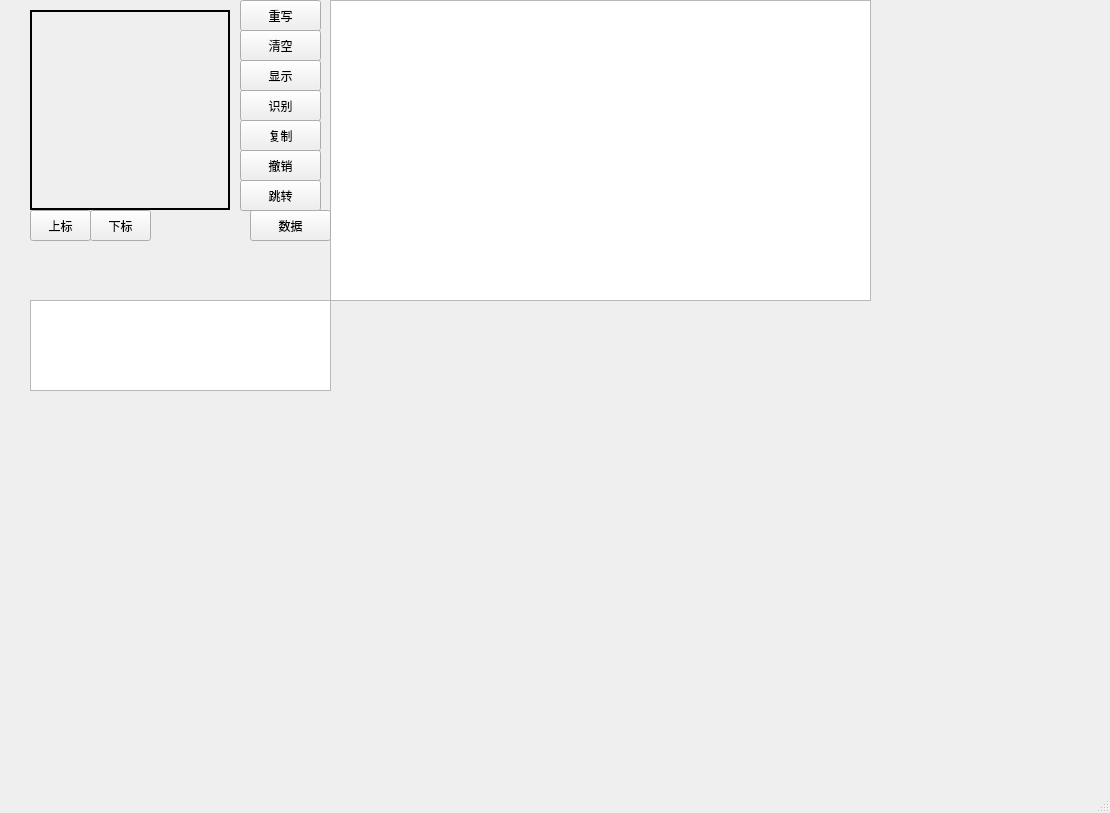
Old version of the form mainwindow.ui in the repository boltma/texer.
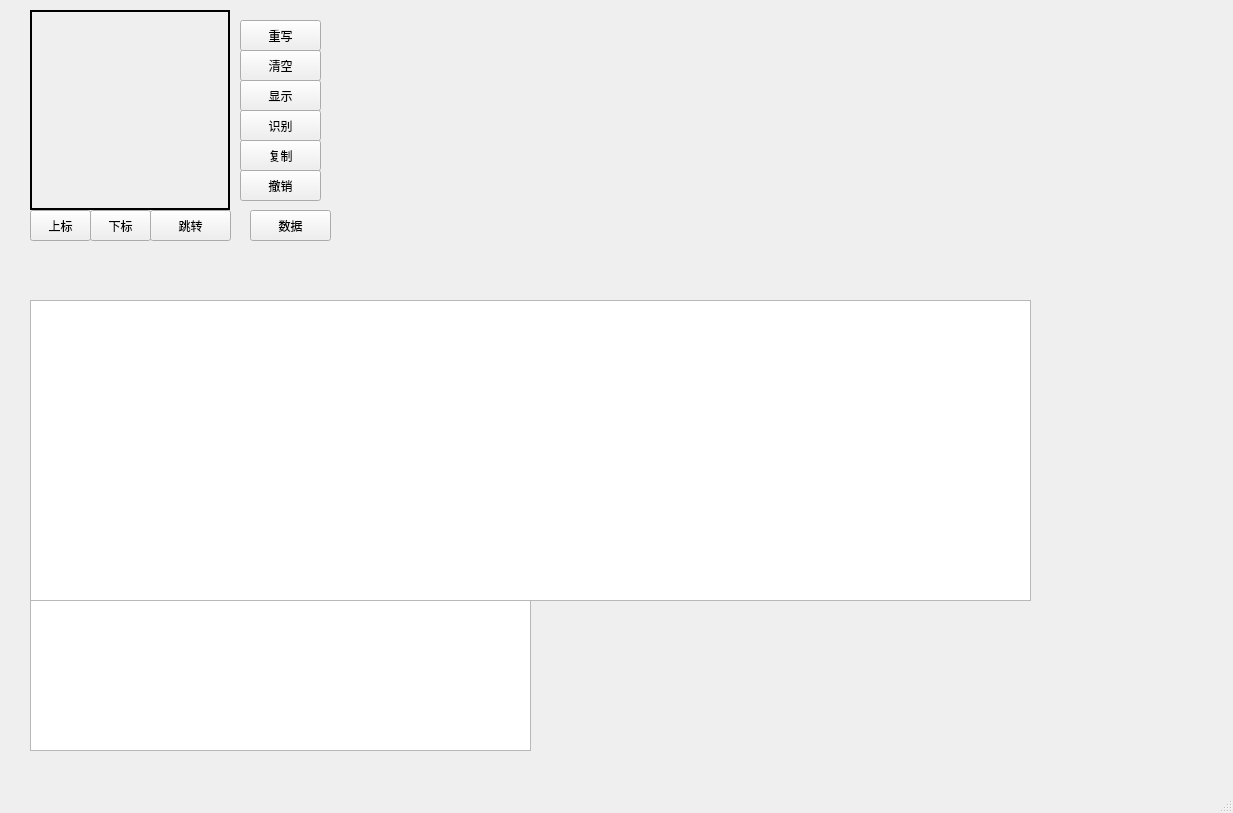
New version of the form. Custom widgets are drawn as their Qt base class.

Diff of the .ui file:
```diff
--- a/mainwindow.ui
+++ b/mainwindow.ui
@@ -6,10 +6,16 @@
    <rect>
     <x>0</x>
     <y>0</y>
-    <width>1110</width>
+    <width>1233</width>
     <height>813</height>
    </rect>
   </property>
+  <property name="minimumSize">
+   <size>
+    <width>1110</width>
+    <height>0</height>
+   </size>
+  </property>
   <property name="windowTitle">
    <string>MainWindow</string>
   </property>
@@ -36,7 +42,7 @@
     <property name="geometry">
      <rect>
       <x>240</x>
-      <y>30</y>
+      <y>50</y>
       <width>81</width>
       <height>31</height>
      </rect>
@@ -49,7 +55,7 @@
     <property name="geometry">
      <rect>
       <x>240</x>
-      <y>90</y>
+      <y>110</y>
       <width>81</width>
       <height>31</height>
      </rect>
@@ -61,9 +67,9 @@
    <widget class="QGraphicsView" name="graphicsView">
     <property name="geometry">
      <rect>
-      <x>330</x>
-      <y>0</y>
-      <width>541</width>
+      <x>30</x>
+      <y>300</y>
+      <width>1001</width>
       <height>301</height>
      </rect>
     </property>
@@ -72,7 +78,7 @@
     <property name="geometry">
      <rect>
       <x>240</x>
-      <y>120</y>
+      <y>140</y>
       <width>81</width>
       <height>31</height>
      </rect>
@@ -85,9 +91,9 @@
     <property name="geometry">
      <rect>
       <x>330</x>
-      <y>300</y>
-      <width>541</width>
-      <height>321</height>
+      <y>0</y>
+      <width>701</width>
+      <height>241</height>
      </rect>
     </property>
    </widget>
@@ -108,7 +114,7 @@
     <property name="geometry">
      <rect>
       <x>240</x>
-      <y>150</y>
+      <y>170</y>
       <width>81</width>
       <height>31</height>
      </rect>
@@ -121,7 +127,7 @@
     <property name="geometry">
      <rect>
       <x>240</x>
-      <y>0</y>
+      <y>20</y>
       <width>81</width>
       <height>31</height>
      </rect>
@@ -134,7 +140,7 @@
     <property name="geometry">
      <rect>
       <x>240</x>
-      <y>60</y>
+      <y>80</y>
       <width>81</width>
       <height>31</height>
      </rect>
@@ -146,8 +152,8 @@
    <widget class="QPushButton" name="jumpbutton">
     <property name="geometry">
      <rect>
-      <x>240</x>
-      <y>180</y>
+      <x>150</x>
+      <y>210</y>
       <width>81</width>
       <height>31</height>
      </rect>
@@ -199,9 +205,9 @@
     <property name="geometry">
      <rect>
       <x>30</x>
-      <y>300</y>
-      <width>301</width>
-      <height>91</height>
+      <y>600</y>
+      <width>501</width>
+      <height>151</height>
      </rect>
     </property>
    </widget>
```
Left out of the diff: 2 changed lines with no effect on the pictures.
